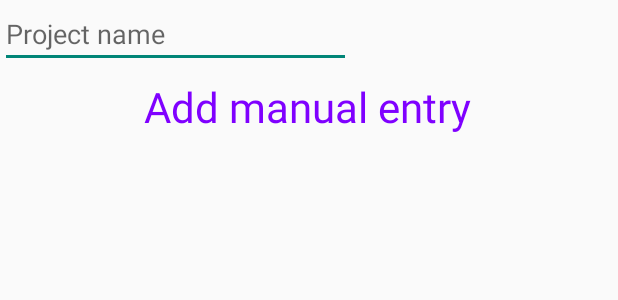
After one commit to Stephan2001/OPSC_App_Part2, an Android app: the layout activity_manual_entry.xml on its own in the app's theme, with its tools: preview values and no code run, on a phone screen of 412 x 824 dp. The commit adds this screen. Shown: the top 300 px of the screen. Run offline under Robolectric (Android 15) with nearby library versions, the phone set to English and light mode, and no system bars.

Commit message:
Start of manual entry added

```diff
--- a/app/src/main/AndroidManifest.xml
+++ b/app/src/main/AndroidManifest.xml
@@ -12,6 +12,9 @@
         android:supportsRtl="true"
         android:theme="@style/Theme.TimeFlow_OPSC_POE_PART_2"
         tools:targetApi="31">
+        <activity
+            android:name=".Manual_Entry"
+            android:exported="false" />
         <activity
             android:name=".Select_Option"
             android:exported="false" />
--- /dev/null
+++ b/app/src/main/res/layout/activity_manual_entry.xml
@@ -0,0 +1,35 @@
+<?xml version="1.0" encoding="utf-8"?>
+<androidx.constraintlayout.widget.ConstraintLayout
+    xmlns:android="http://schemas.android.com/apk/res/android"
+    xmlns:app="http://schemas.android.com/apk/res-auto"
+    xmlns:tools="http://schemas.android.com/tools"
+    android:id="@+id/main"
+    android:layout_width="match_parent"
+    android:layout_height="match_parent"
+    tools:context=".Manual_Entry">
+
+    <TextView
+        android:id="@+id/label"
+        android:layout_width="wrap_content"
+        android:layout_height="wrap_content"
+        android:layout_marginTop="52dp"
+        android:text="Add manual entry"
+        android:textColor="@color/purple"
+        android:textSize="28sp"
+        app:layout_constraintEnd_toEndOf="parent"
+        app:layout_constraintHorizontal_bias="0.498"
+        app:layout_constraintStart_toStartOf="parent"
+        app:layout_constraintTop_toTopOf="parent" />
+
+    <EditText
+        android:id="@+id/txtProjectName"
+        android:layout_width="234dp"
+        android:layout_height="45dp"
+        android:ems="10"
+        android:hint="Project name"
+        android:inputType="text"
+        tools:layout_editor_absoluteX="88dp"
+        tools:layout_editor_absoluteY="106dp" />
+
+
+</androidx.constraintlayout.widget.ConstraintLayout>
--- a/app/src/main/res/values/strings.xml
+++ b/app/src/main/res/values/strings.xml
@@ -2,6 +2,7 @@
     <string name="app_name">TimeFlow</string>
     <string name="open_nav">Open Navigation drawer</string>
     <string name="close_nav">Open Navigation drawer</string>
+    <string name="project">Select project</string>
     <!-- TODO: Remove or change this placeholder text -->
     <string name="hello_blank_fragment">Hello blank fragment</string>
 </resources>
```
Also changed, not shown: app/src/main/java/com/example/timeflow_opsc_poe_part_2/Manual_Entry.kt (added, +21 -0 lines), app/src/main/res/layout/list_item.xml (added, +11 -0 lines).
